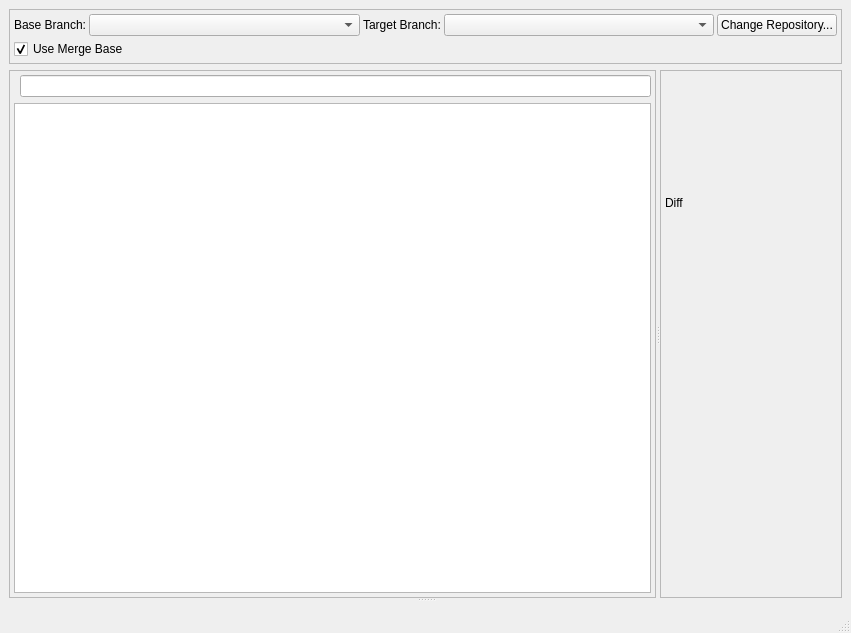
This is qgitc/branchcomparewindow.ui in timxx/qgitc as Qt 5 draws it before an edit. The edited form follows.
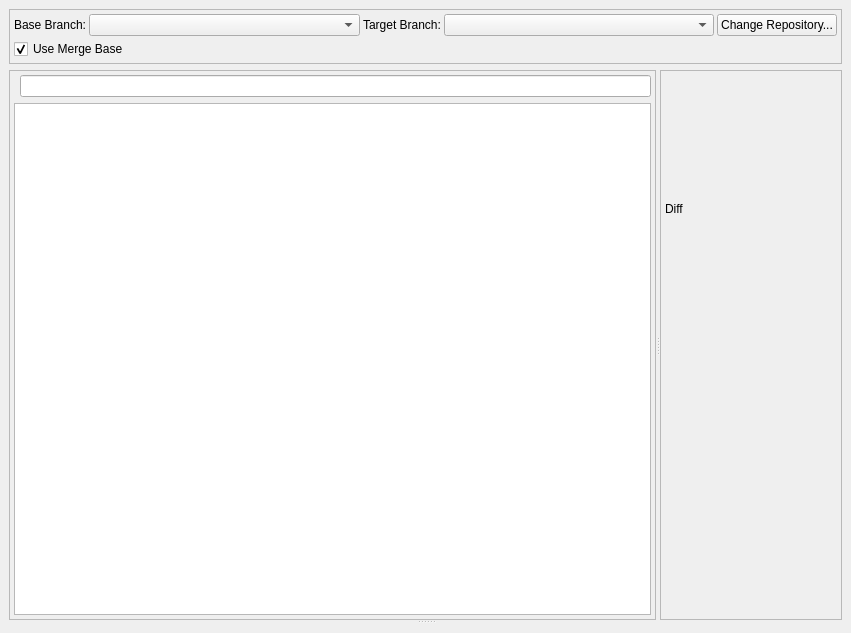
This is the edited form. Custom widgets are drawn as their Qt base class.

Commit message: Remove unused status bar from branch compare window UI

What changed in the file:
```diff
--- a/qgitc/branchcomparewindow.ui
+++ b/qgitc/branchcomparewindow.ui
@@ -228,7 +228,6 @@
     </item>
    </layout>
   </widget>
-  <widget class="QStatusBar" name="statusbar"/>
  </widget>
  <customwidgets>
   <customwidget>
```
